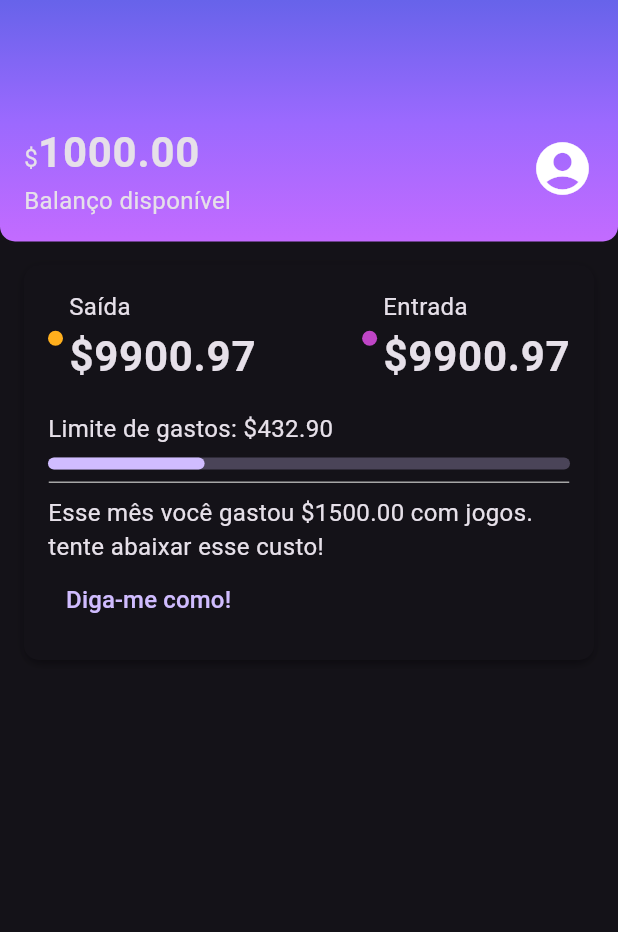
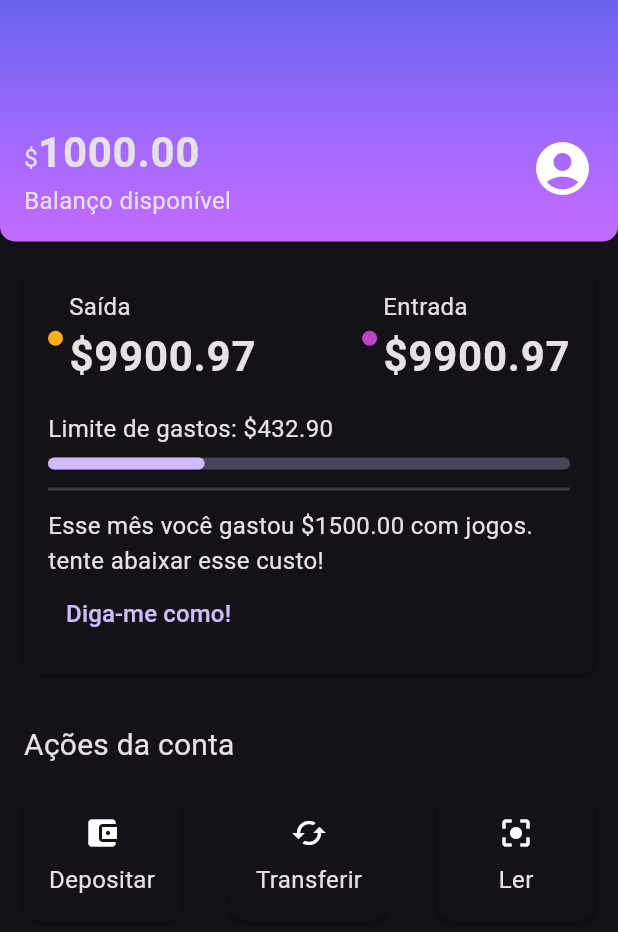
Before and after one commit to flavioaugusto1/alubank, a Flutter app: the screen it shows after launch, on a phone screen of 412 x 824 dp. Shown: the top 932 px of the screen. Run offline on Flutter 3.47's test engine with Material 3 defaults, Android fonts, the phone set to English and light mode, and no system bars.

Commit message:
feat: implementada seção de ações

```diff
--- a/lib/components/box_card.dart
+++ b/lib/components/box_card.dart
@@ -6,7 +6,7 @@ class BoxCard extends StatelessWidget {
 
   @override
   Widget build(BuildContext context) {
-    return Container(
+    return Ink(
       decoration: BoxDecoration(
         boxShadow: kElevationToShadow[3],
         borderRadius: BorderRadius.circular(10),
--- a/lib/components/content_division.dart
+++ b/lib/components/content_division.dart
@@ -7,7 +7,7 @@ class ContentDivision extends StatelessWidget {
   @override
   Widget build(BuildContext context) {
     return Container(
-      height: 1,
+      height: 2,
       decoration: BoxDecoration(
         border: Border.all(
           color: ThemeColors.division,
--- /dev/null
+++ b/lib/components/sections/account_actions.dart
@@ -0,0 +1,84 @@
+import 'package:alubank/components/box_card.dart';
+import 'package:flutter/material.dart';
+
+class AccountActions extends StatelessWidget {
+  const AccountActions({super.key});
+
+  @override
+  Widget build(BuildContext context) {
+    return Padding(
+      padding: const EdgeInsets.all(16),
+      child: Column(
+        crossAxisAlignment: CrossAxisAlignment.start,
+        children: [
+          Padding(
+            padding: const EdgeInsets.only(bottom: 16),
+            child: Text(
+              "Ações da conta",
+              style: Theme.of(context).textTheme.titleMedium,
+            ),
+          ),
+          Row(
+            mainAxisAlignment: MainAxisAlignment.spaceBetween,
+            children: [
+              InkWell(
+                onTap: () {},
+                child: const BoxCard(
+                  boxContent: _AccountActionsContent(
+                    icon: Icon(Icons.account_balance_wallet),
+                    text: "Depositar",
+                  ),
+                ),
+              ),
+              InkWell(
+                onTap: () {},
+                child: const BoxCard(
+                  boxContent: _AccountActionsContent(
+                    icon: Icon(Icons.cached),
+                    text: "Transferir",
+                  ),
+                ),
+              ),
+              InkWell(
+                onTap: () {},
+                child: const BoxCard(
+                  boxContent: _AccountActionsContent(
+                    icon: Icon(Icons.center_focus_strong),
+                    text: "Ler",
+                  ),
+                ),
+              )
+            ],
+          )
+        ],
+      ),
+    );
+  }
+}
+
+class _AccountActionsContent extends StatelessWidget {
+  final Icon icon;
+  final String text;
+
+  const _AccountActionsContent({
+    required this.icon,
+    required this.text,
+    super.key,
+  });
+
+  @override
+  Widget build(BuildContext context) {
+    return SizedBox(
+      width: 72,
+      child: Column(
+        children: [
+          Padding(
+            padding: const EdgeInsets.only(bottom: 8),
+            child: icon,
+          ),
+          Text(text),
+        ],
+      ),
+    );
+  }
+}
--- a/lib/components/sections/recent_activity.dart
+++ b/lib/components/sections/recent_activity.dart
@@ -75,7 +75,7 @@ class _RecentActivityContent extends StatelessWidget {
           borderRadius: BorderRadius.circular(10),
         ),
         const Padding(
-          padding: EdgeInsets.only(top: 8, bottom: 8),
+          padding: EdgeInsets.only(top: 12, bottom: 12),
           child: ContentDivision(),
         ),
         const Text(
--- a/lib/screens/home.dart
+++ b/lib/screens/home.dart
@@ -1,3 +1,4 @@
+import 'package:alubank/components/sections/account_actions.dart';
 import 'package:alubank/components/sections/header.dart';
 import 'package:alubank/components/sections/recent_activity.dart';
 import 'package:flutter/material.dart';
@@ -12,6 +13,7 @@ class Home extends StatelessWidget {
         children: <Widget>[
           Header(),
           RecentActivity(),
+          AccountActions(),
         ],
       ),
     );
--- a/lib/themes/my_theme.dart
+++ b/lib/themes/my_theme.dart
@@ -6,9 +6,14 @@ ThemeData myTheme = ThemeData(
   primarySwatch: ThemeColors.primaryColor,
   brightness: Brightness.dark,
   textTheme: const TextTheme(
-      bodyMedium: TextStyle(fontSize: 16),
-      bodyLarge: TextStyle(
-        fontSize: 28,
-        fontWeight: FontWeight.bold,
-      )),
+    bodyMedium: TextStyle(fontSize: 16),
+    bodyLarge: TextStyle(
+      fontSize: 28,
+      fontWeight: FontWeight.bold,
+    ),
+    titleMedium: TextStyle(
+      fontSize: 20,
+      fontWeight: FontWeight.normal,
+    ),
+  ),
 );
--- a/lib/themes/theme_colors.dart
+++ b/lib/themes/theme_colors.dart
@@ -11,5 +11,5 @@ class ThemeColors {
     'spent': Color.fromRGBO(255, 175, 29, 1),
     'income': Color.fromRGBO(191, 69, 198, 1),
   };
-  static const division = Color.fromRGBO(166, 166, 166, 1);
+  static const division = Color.fromRGBO(61, 61, 61, 1);
 }
```
